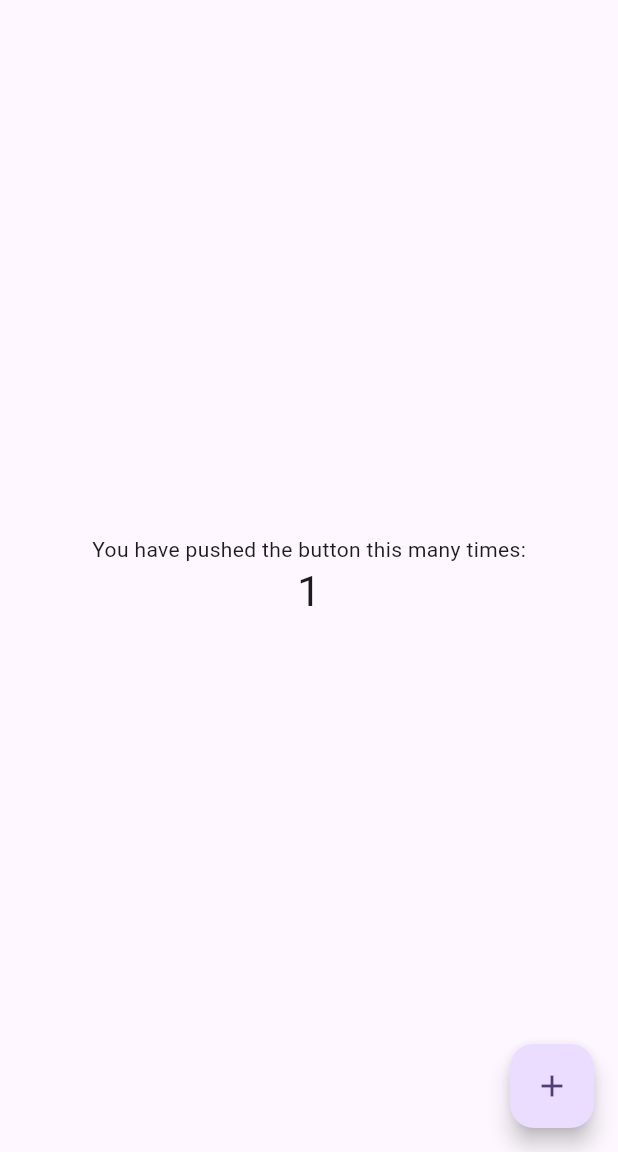
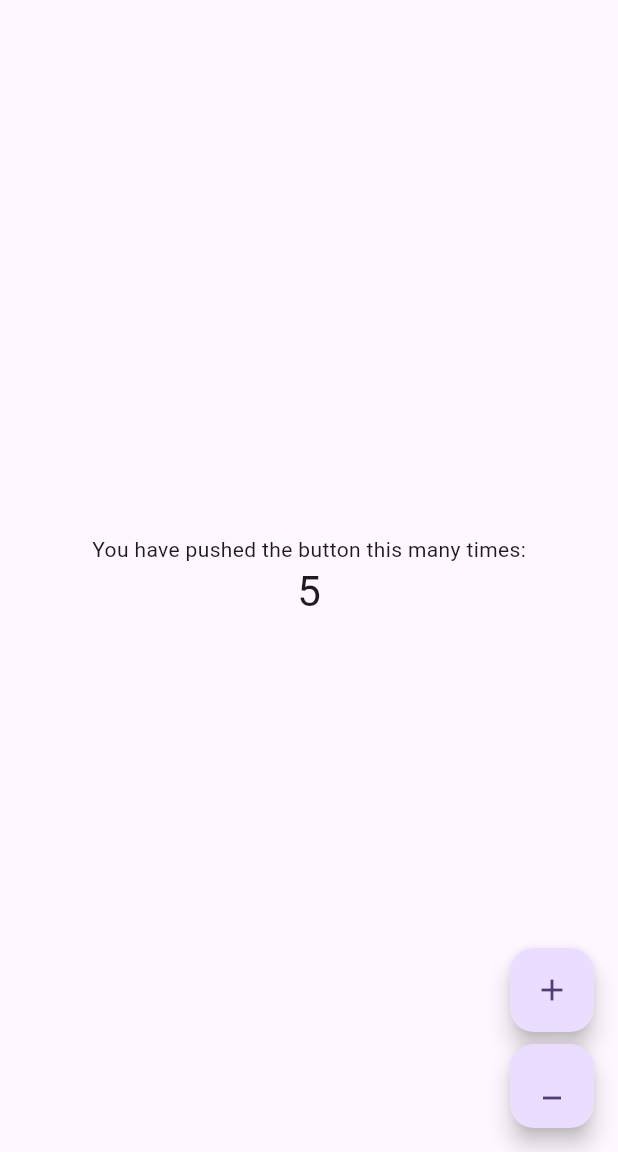
Before and after one commit to YoussefMohamed47/flutter_sm, a Flutter app: the screen it shows after launch, after a tap on the "add" icon, on a phone screen of 412 x 824 dp, the part 84-1236 px from its top. Run offline on Flutter 3.47's test engine with Material 3 defaults, Android fonts, the phone set to English and light mode, and no system bars; our stand-ins replace equatable, flutter_bloc.

Commit message:
feat: Implement Counter using BLoC and Cubit
This commit introduces the BLoC and Cubit patterns for state management of a counter.

- Adds `CounterCubit` and its associated state (commented out).
- Adds `CounterBLoc` with corresponding events and states.
- Integrates `CounterBLoc` into `MyHomePage` to manage the counter state.
- `MyHomePage` is converted to a `StatelessWidget`.
- Adds `equatable` and `flutter_bloc` dependencies.
- Includes logging for build events.

```diff
--- /dev/null
+++ b/lib/controllers/bloc/counter_bloc.dart
@@ -0,0 +1,17 @@
+import 'package:equatable/equatable.dart';
+import 'package:flutter_bloc/flutter_bloc.dart';
+
+part 'counter_event.dart';
+part 'counter_state.dart';
+
+class CounterBLoc extends Bloc<CounterEvent, CounterState> {
+  CounterBLoc() : super(CounterInit()) {
+    on<IncrementCounterEvent>((event, emit) {
+      emit(CounterUpdate(5));
+    });
+
+    on<DecrementCounterEvent>((event, emit) {
+      emit(CounterUpdate(5));
+    });
+  }
+}
--- /dev/null
+++ b/lib/controllers/bloc/counter_event.dart
@@ -0,0 +1,7 @@
+part of "counter_bloc.dart";
+
+sealed class CounterEvent {}
+
+class IncrementCounterEvent extends CounterEvent {}
+
+class DecrementCounterEvent extends CounterEvent {}
--- /dev/null
+++ b/lib/controllers/bloc/counter_state.dart
@@ -0,0 +1,18 @@
+part of 'counter_bloc.dart';
+
+sealed class CounterState extends Equatable {
+  final int counter;
+
+  const CounterState(this.counter);
+
+  @override
+  List<Object> get props => [counter];
+}
+
+class CounterInit extends CounterState {
+  const CounterInit() : super(0);
+}
+
+class CounterUpdate extends CounterState {
+  const CounterUpdate(super.counter);
+}
--- /dev/null
+++ b/lib/controllers/cubit/counter_cubit.dart
@@ -0,0 +1,13 @@
+import 'package:flutter_bloc/flutter_bloc.dart';
+
+class CounterCubit extends Cubit<int> {
+  CounterCubit() : super(0);
+
+  void increment() {
+    emit(state + 1);
+  }
+
+  void decrement() {
+    emit(state - 1);
+  }
+}
--- a/lib/main.dart
+++ b/lib/main.dart
@@ -1,4 +1,8 @@
+import 'dart:developer';
+
+import 'package:cubiiit/controllers/bloc/counter_bloc.dart';
 import 'package:flutter/material.dart';
+import 'package:flutter_bloc/flutter_bloc.dart';
 
 void main() {
   runApp(const MyApp());
@@ -36,7 +40,7 @@ class MyApp extends StatelessWidget {
   }
 }
 
-class MyHomePage extends StatefulWidget {
+class MyHomePage extends StatelessWidget {
   const MyHomePage({super.key, required this.title});
 
   // This widget is the home page of your application. It is stateful, meaning
@@ -51,32 +55,17 @@ class MyHomePage extends StatefulWidget {
   final String title;
 
   @override
-  State<MyHomePage> createState() => _MyHomePageState();
-}
-
-class _MyHomePageState extends State<MyHomePage> {
-  int _counter = 0;
-
-  void _incrementCounter() {
-    setState(() {
-      // This call to setState tells the Flutter framework that something has
-      // changed in this State, which causes it to rerun the build method below
-      // so that the display can reflect the updated values. If we changed
-      // _counter without calling setState(), then the build method would not be
-      // called again, and so nothing would appear to happen.
-      _counter++;
-    });
-  }
-
-  @override
   Widget build(BuildContext context) {
+    log("DDDDDD Build");
     // This method is rerun every time setState is called, for instance as done
     // by the _incrementCounter method above.
     //
     // The Flutter framework has been optimized to make rerunning build methods
     // fast, so that you can just rebuild anything that needs updating rather
     // than having to individually change instances of widgets.
-    return Scaffold(
+    return BlocProvider(
+      create: (context) => CounterBLoc(),
+      child: Scaffold(
         appBar: AppBar(
           // TRY THIS: Try changing the color here to a specific color (to
           // Colors.amber, perhaps?) and trigger a hot reload to see the AppBar
@@ -84,7 +73,7 @@ class _MyHomePageState extends State<MyHomePage> {
           backgroundColor: Theme.of(context).colorScheme.inversePrimary,
           // Here we take the value from the MyHomePage object that was created by
           // the App.build method, and use it to set our appbar title.
-        title: Text(widget.title),
+          title: Text(title),
         ),
         body: Center(
           // Center is a layout widget. It takes a single child and positions it
@@ -108,18 +97,43 @@ class _MyHomePageState extends State<MyHomePage> {
               const Text(
                 'You have pushed the button this many times:',
               ),
-            Text(
-              '$_counter',
+              BlocBuilder<CounterBLoc, CounterState>(
+                builder: (context, state) {
+                  log("DDDDDD Build Counter");
+                  return Text(
+                    "${state.counter}",
                     style: Theme.of(context).textTheme.headlineMedium,
+                  );
+                },
               ),
             ],
           ),
         ),
-      floatingActionButton: FloatingActionButton(
-        onPressed: _incrementCounter,
+        floatingActionButton: BlocBuilder<CounterBLoc, CounterState>(
+          builder: (context, state) {
+            return Column(
+              mainAxisAlignment: MainAxisAlignment.end,
+              spacing: 8,
+              children: [
+                FloatingActionButton(
+                  onPressed: () {
+                    context.read<CounterBLoc>().add(IncrementCounterEvent());
+                  },
                   tooltip: 'Increment',
                   child: const Icon(Icons.add),
+                ),
+                FloatingActionButton(
+                  onPressed: () {
+                    context.read<CounterBLoc>().add(DecrementCounterEvent());
+                  },
+                  tooltip: 'Increment',
+                  child: const Icon(Icons.minimize),
+                ),
+              ],
+            );
+          },
         ), // This trailing comma makes auto-formatting nicer for build methods.
+      ),
     );
   }
 }
--- a/pubspec.yaml
+++ b/pubspec.yaml
@@ -35,6 +35,7 @@ dependencies:
   # Use with the CupertinoIcons class for iOS style icons.
   cupertino_icons: ^1.0.8
   flutter_bloc: ^9.1.1
+  equatable: ^2.0.7
 
 dev_dependencies:
   flutter_test:
```
Also changed, not shown: lib/controllers/cubit/counter_state.dart (added, +16 -0 lines), pubspec.lock. Lines whose indentation alone changed are shown as unchanged.
